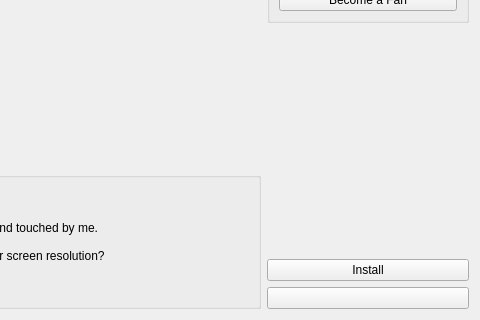
Old version of the form knewstuff/knewstuff3/ui/entrydetailsdialog.ui in the repository KDE/kdelibs; both pictures show x 141 to 621 and y 198 to 518 of the 621 by 518 pixel window.
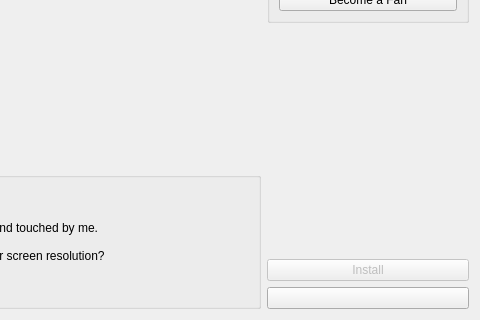
New version of the form. Custom widgets are drawn as their Qt base class.

What changed in the file:
```diff
--- a/knewstuff/knewstuff3/ui/entrydetailsdialog.ui
+++ b/knewstuff/knewstuff3/ui/entrydetailsdialog.ui
@@ -247,7 +247,10 @@
         </layout>
        </item>
        <item>
-        <widget class="QPushButton" name="pushButton_2">
+        <widget class="QPushButton" name="installButton">
+         <property name="enabled">
+          <bool>false</bool>
+         </property>
          <property name="text">
           <string>Install</string>
          </property>
```
Left out of the diff: 6 changed lines with no effect on the pictures.
